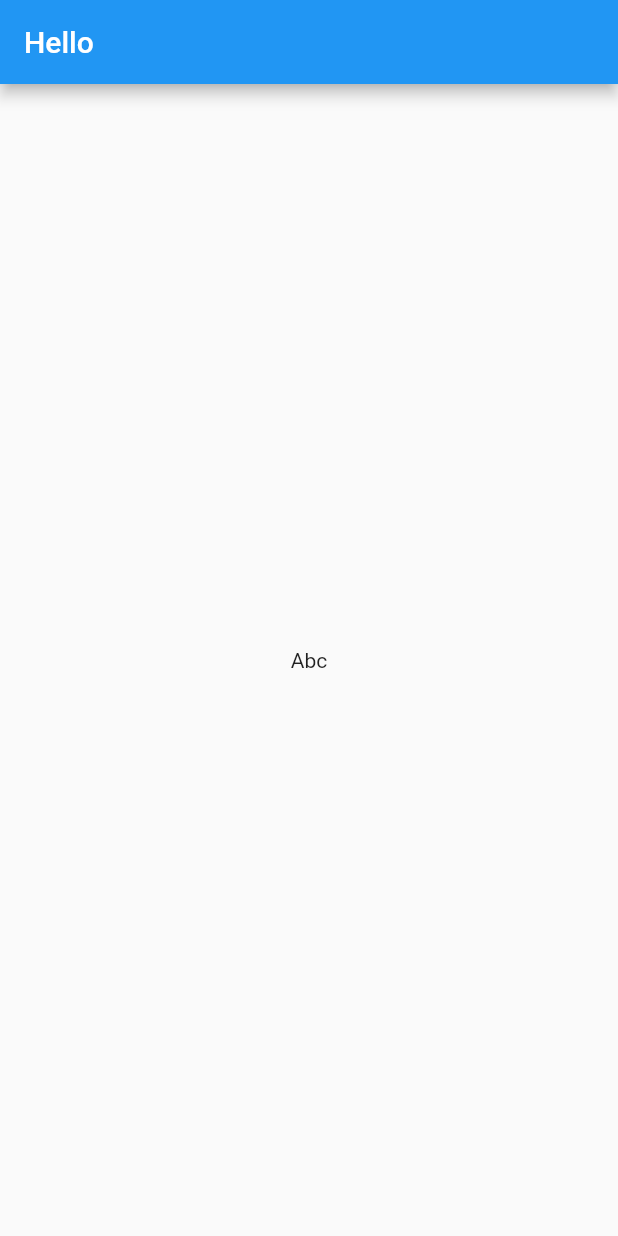
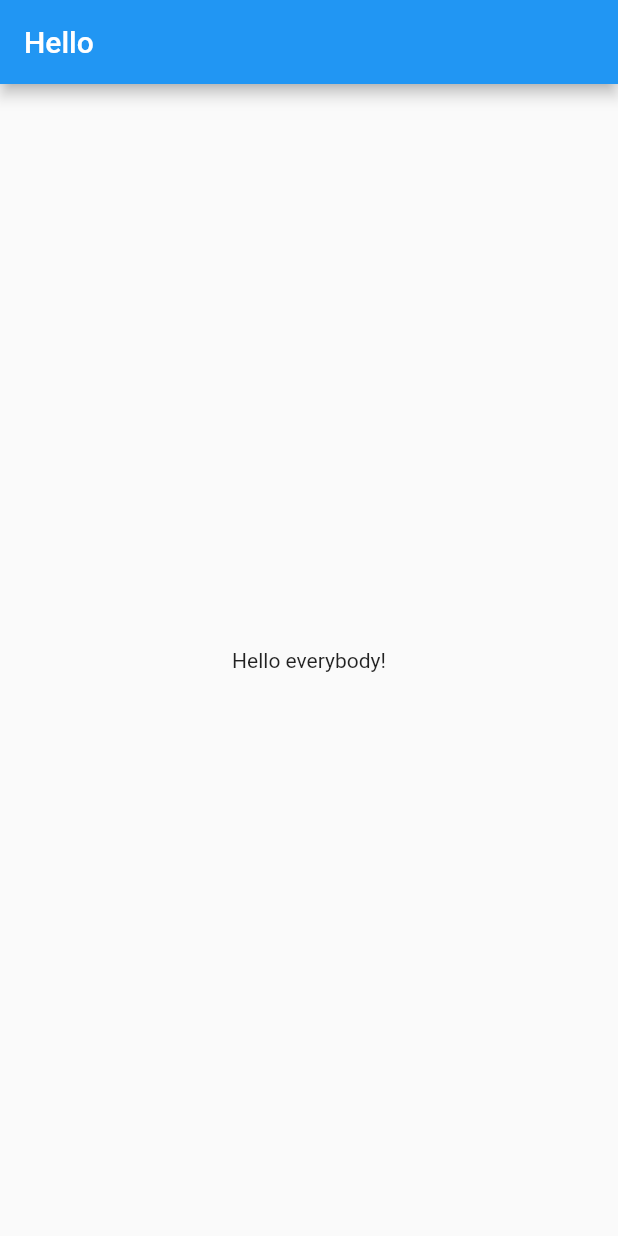
Before and after one commit to huubao2309/utils_for_app, a Flutter app: the screen it shows after launch, on a phone screen of 412 x 824 dp. Run offline on Flutter 3.47's test engine with Material 2 defaults, Android fonts, the phone set to English and light mode, and no system bars; our stand-ins replace easy_localization.

Commit message:
commit for change language in flutter

```diff
--- a/lib/main.dart
+++ b/lib/main.dart
@@ -42,12 +42,15 @@ class MyHomePage extends StatefulWidget {
 class _MyHomePageState extends State<MyHomePage> {
   @override
   Widget build(BuildContext context) {
+    // Change Locale of App
+    EasyLocalization.of(context).locale = Locale("vi", "VN");
+
     return Scaffold(
       appBar: AppBar(
         title: Text("title").tr(context: context),
       ),
       body: Center(
-        child: Text('Abc'),
+        child: Text("content").tr(context: context),
       ),
     );
   }
--- a/resources/langs/en-US.json
+++ b/resources/langs/en-US.json
@@ -1,3 +1,4 @@
 {
-    "title": "Hello"
+  "title": "Hello",
+  "content": "Hello everybody!"
 }
--- a/resources/langs/vi-VN.json
+++ b/resources/langs/vi-VN.json
@@ -1,3 +1,4 @@
 {
-    "title": "Xin chào"
+  "title": "Xin chào",
+  "content": "Xin chào mọi người!"
 }
```
Also changed, not shown: pubspec.yaml (+5 -10 lines).
